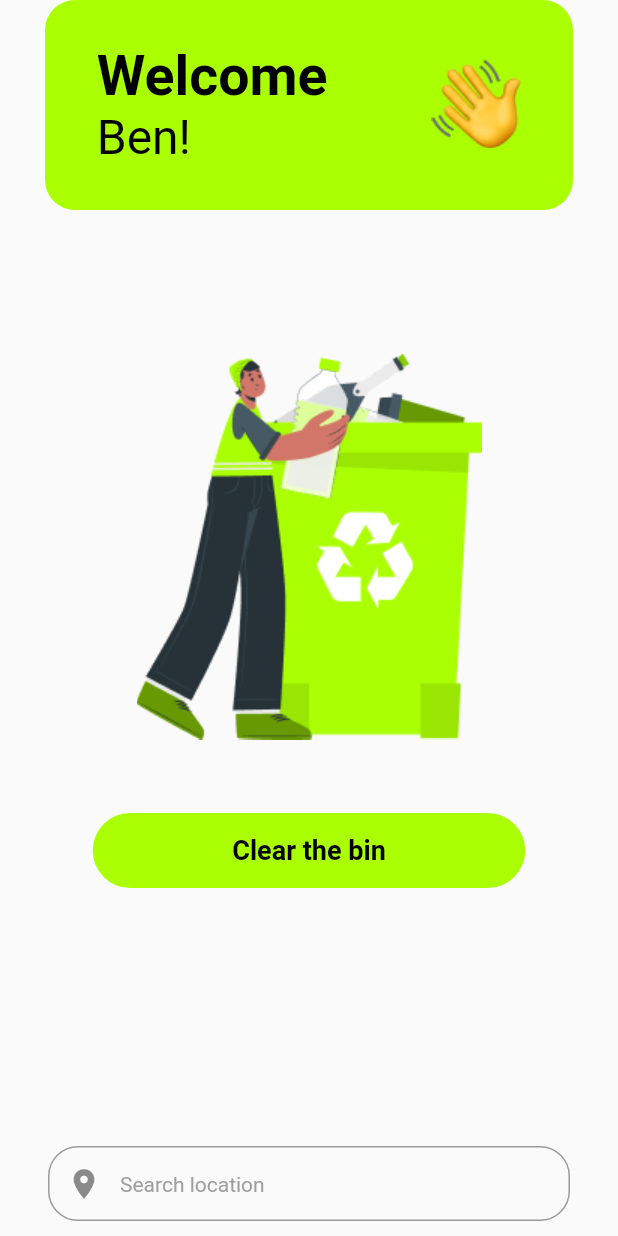
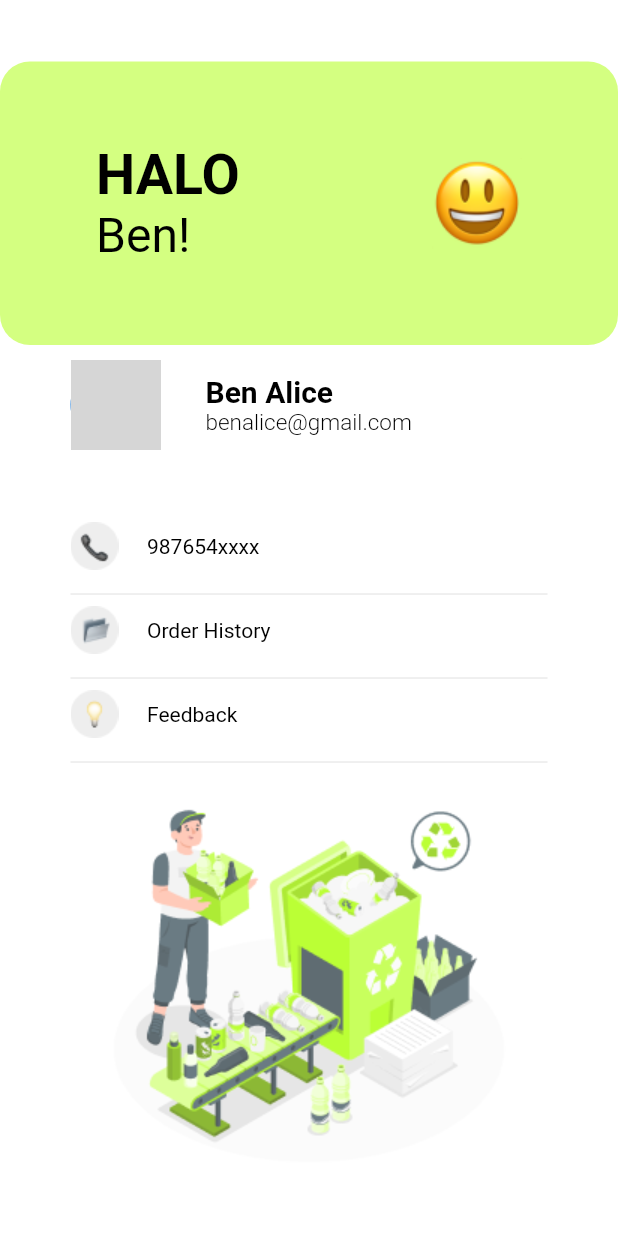
Before and after one commit to allenfencer/bingo_app, a Flutter app: the screen it shows after launch, on a phone screen of 412 x 824 dp. Run offline on Flutter 3.47's test engine with Material 2 defaults, Android fonts, the phone set to English and light mode, and no system bars; our stand-ins replace connectivity_plus, dio, get, shared_preferences; network calls fail; grey boxes are pictures that could not be loaded.

Commit message:
Created ProfileScreen

```diff
--- a/lib/main.dart
+++ b/lib/main.dart
@@ -1,4 +1,5 @@
 import 'package:application1/presentation/dashboard/dashboard.dart';
+import 'package:application1/presentation/profile/profile.dart';
 import 'package:application1/presentation/screenLogin/screenLogin.dart';
 import 'package:application1/presentation/splashscreen/splash_screen.dart';
 import 'package:flutter/material.dart';
@@ -17,7 +18,7 @@ class MyApp extends StatelessWidget {
     return MaterialApp(
       debugShowCheckedModeBanner: false,
       title: 'BinGO',
-      home: DashBoardScreen(),
+      home: ProfileScreen(),
     );
   }
 }
--- /dev/null
+++ b/lib/presentation/profile/profile.dart
@@ -0,0 +1,143 @@
+import 'package:flutter/material.dart';
+import '../../theme/styles.dart';
+
+class ProfileScreen extends StatelessWidget {
+  const ProfileScreen({Key? key}) : super(key: key);
+
+  @override
+  Widget build(BuildContext context) {
+    return SafeArea(
+      child: Scaffold(
+        backgroundColor: Colors.white,
+        body: Container(
+          child: Column(
+            mainAxisAlignment: MainAxisAlignment.center,
+            crossAxisAlignment: CrossAxisAlignment.center,
+            children: [
+              Container(
+                height: 189,
+                width: MediaQuery.of(context).size.width,
+                decoration: BoxDecoration(
+                    color: Color(0xffAAFF03).withOpacity(.5),
+                    borderRadius: BorderRadius.circular(20)),
+                child: Row(
+                  mainAxisAlignment: MainAxisAlignment.spaceAround,
+                  crossAxisAlignment: CrossAxisAlignment.center,
+                  children: [
+                    Column(
+                      mainAxisAlignment: MainAxisAlignment.center,
+                      crossAxisAlignment: CrossAxisAlignment.start,
+                      children: [
+                        Text(
+                          "HALO",
+                          style: TT.f37w600,
+                        ),
+                        Text(
+                          "Ben!",
+                          style: TT.f32w400,
+                        )
+                      ],
+                    ),
+                    Image.asset("assets/images/happyEmoji.png")
+                  ],
+                ),
+              ),
+              SizedBox(height: 10),
+              Padding(
+                padding: const EdgeInsets.fromLTRB(47,0,0,0),
+                child: Row(
+                  mainAxisAlignment: MainAxisAlignment.start,
+                  crossAxisAlignment: CrossAxisAlignment.center,
+                  children: [
+                    CircleAvatar(
+                      radius: 30,
+                      backgroundImage: NetworkImage(
+                          'https://d27jswm5an3efw.cloudfront.net/app/uploads/2019/08/image-url-3.jpg'),
+                    ),
+                    SizedBox(
+                      width: 30,
+                    ),
+                    Column(
+                      mainAxisAlignment: MainAxisAlignment.center,
+                      crossAxisAlignment: CrossAxisAlignment.start,
+                      children: [
+                        Text(
+                          "Ben Alice",
+                          style: TT.f20w600,
+                        ),
+                        Text(
+                          'benalice@gmail.com',
+                          style: TT.f15w300,
+                        )
+                      ],
+                    )
+                  ],
+                ),
+              ),
+              SizedBox(
+                height: 48,
+              ),
+              Padding(
+                padding: const EdgeInsets.fromLTRB(47, 0, 47, 0),
+                child: Column(
+                  children: [
+                    Container(
+                      child: Row(children: [
+                        Image.asset('assets/images/phoneIcon.png'),
+                        SizedBox(
+                          width: 19,
+                        ),
+                        Text(
+                          '987654xxxx',
+                          style: TT.f14w400,
+                        )
+                      ]),
+                    ),
+                    SizedBox(
+                      height: 8,
+                    ),
+                    Divider(),
+                    Container(
+                      child: Row(children: [
+                        Image.asset('assets/images/fileIcon.png'),
+                        SizedBox(
+                          width: 19,
+                        ),
+                        Text(
+                          'Order History',
+                          style: TT.f14w400,
+                        )
+                      ]),
+                    ),
+                    SizedBox(
+                      height: 8,
+                    ),
+                    Divider(),
+                    Container(
+                      child: Row(children: [
+                        Image.asset('assets/images/bulbIcon.png'),
+                        SizedBox(
+                          width: 19,
+                        ),
+                        Text(
+                          'Feedback',
+                          style: TT.f14w400,
+                        )
+                      ]),
+                    ),
+                    SizedBox(
+                      height: 8,
+                    ),
+                    Divider()
+                  ],
+                ),
+              ),
+              Image.asset('assets/images/wasteManagementImage.png', height: 267,)
+            ],
+          ),
+        ),
+
+      ),
+    );
+  }
+}
--- a/lib/theme/styles.dart
+++ b/lib/theme/styles.dart
@@ -7,6 +7,10 @@ class TT {
       TextStyle(fontSize: 37, fontWeight: FontWeight.w600, color: Colors.black);
   static const TextStyle f32w400 =
       TextStyle(fontSize: 32, fontWeight: FontWeight.w400, color: Colors.black);
+  static const TextStyle f20w600 =
+      TextStyle(fontSize: 20, fontWeight: FontWeight.w600, color: Colors.black);
+  static const TextStyle f15w300 =
+      TextStyle(fontSize: 15, fontWeight: FontWeight.w300, color: Colors.black);
 
 
   static const TextStyle f14w600 =
```
Also changed, not shown: assets/images/bulbIcon.png (added), assets/images/fileIcon.png (added), assets/images/happyEmoji.png (added), assets/images/phoneIcon.png (added), assets/images/wasteManagementImage.png (added), 1 other file.
